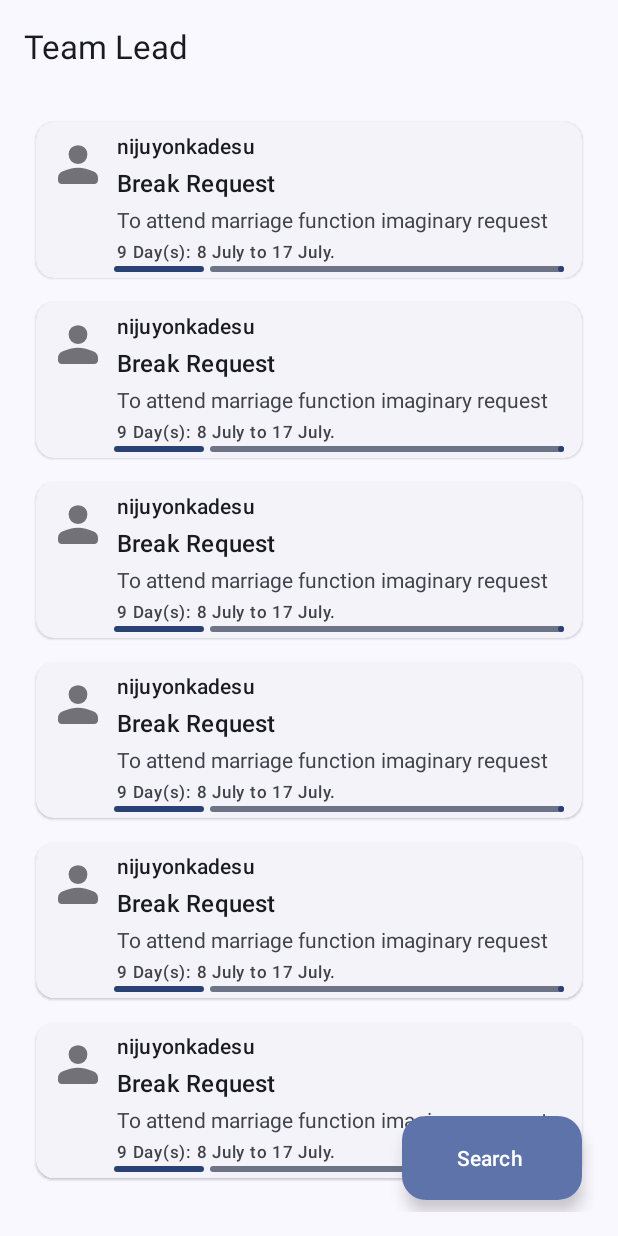
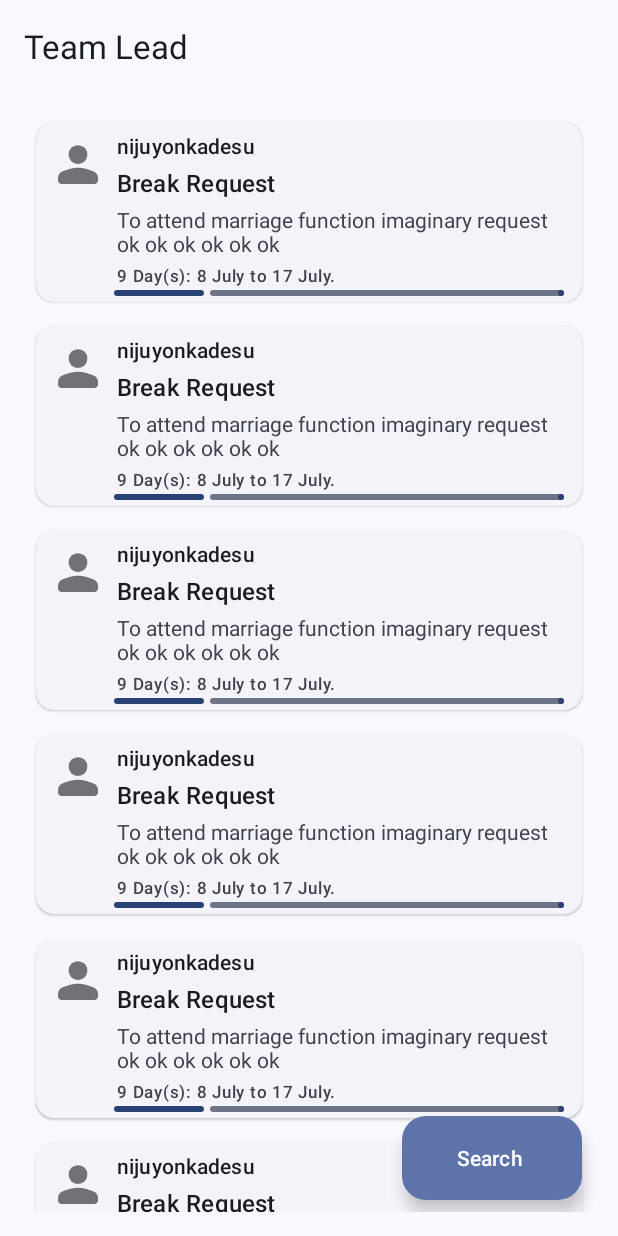
Before and after one commit to nijuyonkadesu/Celestidesk, an Android app: the layout fragment_request.xml on its own in the app's theme, with its tools: preview values and no code run, on a phone screen of 412 x 824 dp. Run offline under Robolectric (Android 15) with nearby library versions, the phone set to English and light mode, and no system bars.

```diff
--- a/app/src/main/res/layout/request_item.xml
+++ b/app/src/main/res/layout/request_item.xml
@@ -36,6 +36,7 @@
             android:id="@+id/reason_subject"
             style="@style/TextAppearance.Material3.TitleMedium"
             android:padding="2dp"
+            app:layout_constraintWidth_percent="0.85"
             android:layout_width="wrap_content"
             android:layout_height="wrap_content"
             app:layout_constraintStart_toEndOf="@+id/imageView"
@@ -46,11 +47,12 @@
         <TextView
             android:id="@+id/reason"
             android:padding="2dp"
-            android:layout_width="wrap_content"
+            android:layout_width="0dp"
             android:layout_height="wrap_content"
+            app:layout_constraintWidth_percent="0.85"
             app:layout_constraintStart_toEndOf="@+id/imageView"
             app:layout_constraintTop_toBottomOf="@+id/reason_subject"
-            tools:text="To attend marriage function imaginary request" />
+            tools:text="To attend marriage function imaginary request ok ok ok ok ok ok" />
 
         <TextView
             android:id="@+id/time"
```
Also changed, not shown: app/src/main/java/one/njk/celestidesk/adapters/RequestListAdapter.kt (+9 -8 lines), app/src/main/java/one/njk/celestidesk/ui/RequestFragment.kt (+6 -1 lines).
